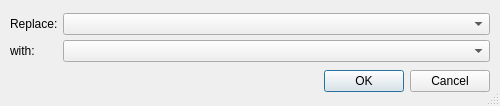
Before: the Qt Designer form scribus/ui/replaceonecolor.ui in scribusproject/scribus, drawn with Qt 5.
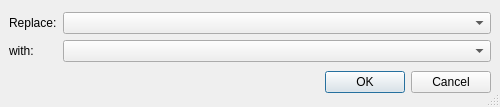
After: the same form once the commit is applied. Custom widgets are drawn as their Qt base class.

Commit message: #16419: Unify margin and spacing for Replace Colors dialog <bubu>

Patch:
```diff
--- a/scribus/ui/replaceonecolor.ui
+++ b/scribus/ui/replaceonecolor.ui
@@ -1,12 +1,12 @@
 <ui version="4.0" >
  <class>replaceColorDialog</class>
- <widget class="QDialog" name="replaceColorDialog" >
-  <property name="geometry" >
+ <widget class="QDialog" name="replaceColorDialog">
+  <property name="geometry">
    <rect>
     <x>0</x>
     <y>0</y>
     <width>500</width>
-    <height>106</height>
+    <height>107</height>
    </rect>
   </property>
   <property name="windowTitle" >
@@ -18,34 +18,25 @@
   <property name="modal" >
    <bool>true</bool>
   </property>
-  <layout class="QVBoxLayout" >
-   <property name="spacing" >
-    <number>5</number>
+  <layout class="QVBoxLayout">
+   <property name="leftMargin">
+    <number>9</number>
    </property>
-   <property name="leftMargin" >
-    <number>10</number>
+   <property name="topMargin">
+    <number>9</number>
    </property>
-   <property name="topMargin" >
-    <number>10</number>
+   <property name="rightMargin">
+    <number>9</number>
    </property>
-   <property name="rightMargin" >
-    <number>10</number>
-   </property>
-   <property name="bottomMargin" >
-    <number>10</number>
+   <property name="bottomMargin">
+    <number>9</number>
    </property>
    <item>
-    <layout class="QGridLayout" >
-     <property name="horizontalSpacing" >
-      <number>5</number>
-     </property>
-     <property name="verticalSpacing" >
-      <number>5</number>
-     </property>
-     <item row="0" column="0" >
-      <widget class="QLabel" name="label" >
-       <property name="sizePolicy" >
-        <sizepolicy vsizetype="Preferred" hsizetype="Maximum" >
+    <layout class="QGridLayout">
+     <item row="0" column="0">
+      <widget class="QLabel" name="label">
+       <property name="sizePolicy">
+        <sizepolicy hsizetype="Maximum" vsizetype="Preferred">
          <horstretch>0</horstretch>
          <verstretch>0</verstretch>
         </sizepolicy>
@@ -81,8 +72,8 @@
      <property name="orientation" >
       <enum>Qt::Horizontal</enum>
      </property>
-     <property name="standardButtons" >
-      <set>QDialogButtonBox::Cancel|QDialogButtonBox::NoButton|QDialogButtonBox::Ok</set>
+     <property name="standardButtons">
+      <set>QDialogButtonBox::Cancel|QDialogButtonBox::Ok</set>
      </property>
     </widget>
    </item>
```
Left out of the diff: 41 changed lines with no effect on the pictures. The commit also changes 1 other file.
